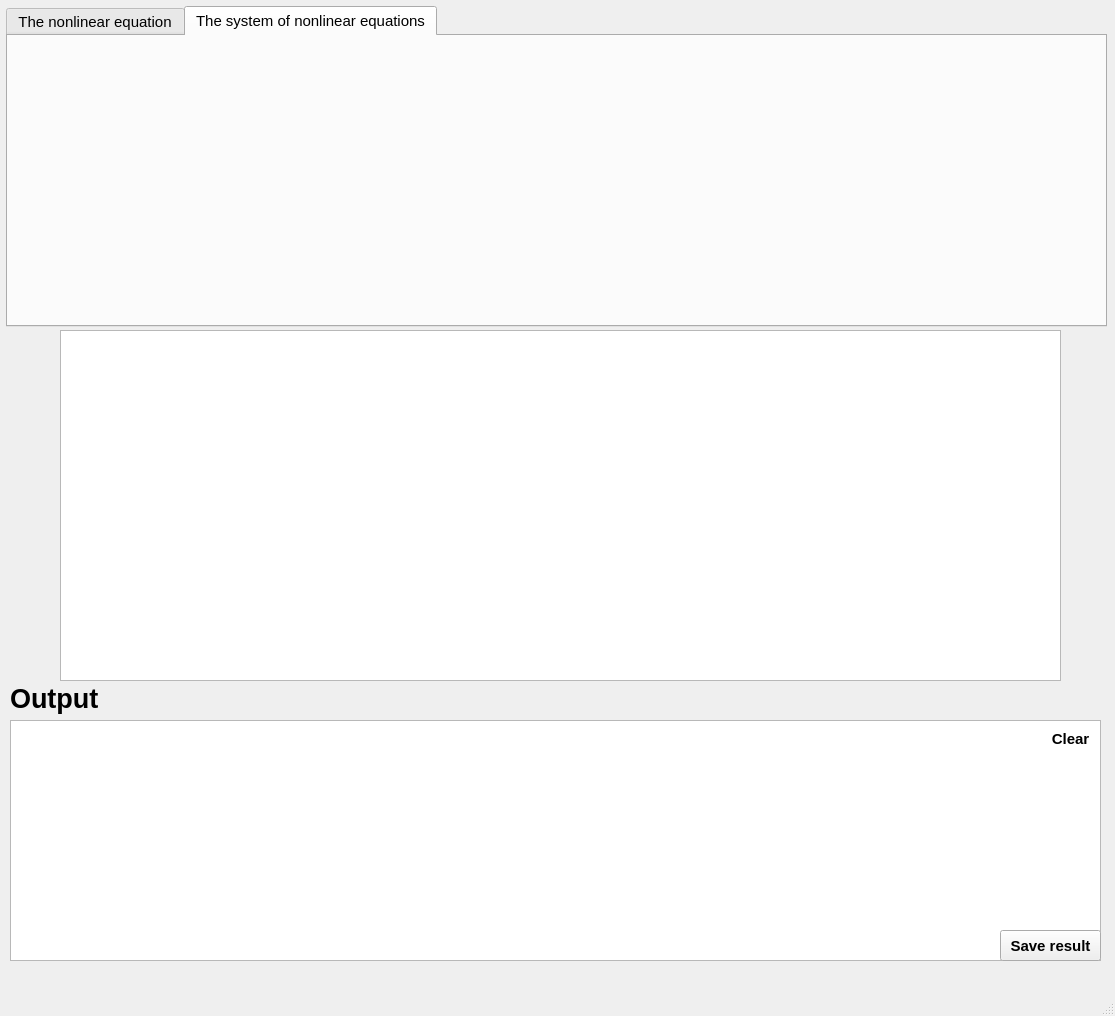
First picture: the form in MainWindow.ui, repository kxrxh/CM-Lab2, before the edit.
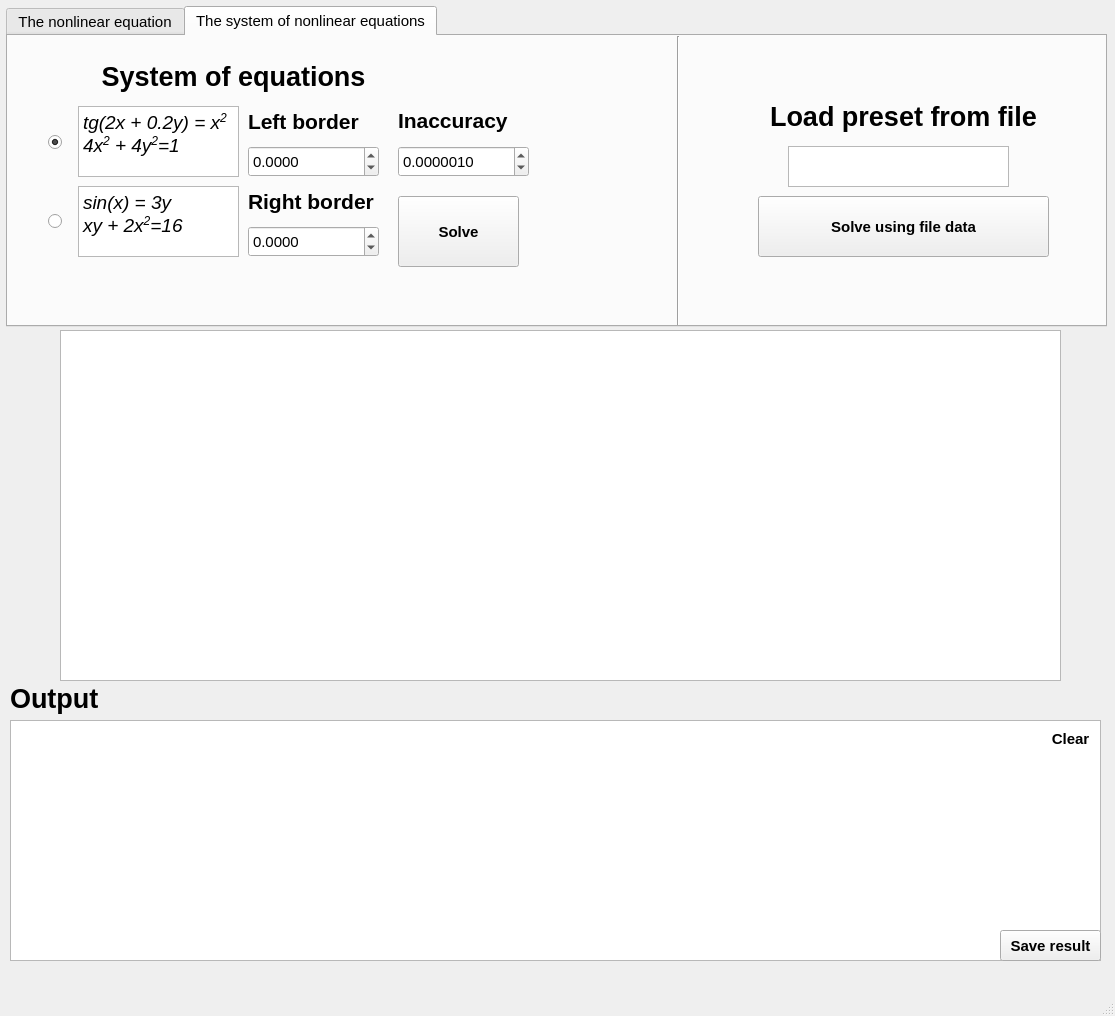
Second picture: the form after the edit. The open tabs and pages were chosen to show the change. Icons and pictures are not drawn. Custom widgets are drawn as their Qt base class.

Diff of the .ui file:
```diff
--- a/MainWindow.ui
+++ b/MainWindow.ui
@@ -505,6 +505,395 @@
      <attribute name="title">
       <string>The system of nonlinear equations</string>
      </attribute>
+     <widget class="QLabel" name="Functionlabel_8">
+      <property name="geometry">
+       <rect>
+        <x>70</x>
+        <y>20</y>
+        <width>311</width>
+        <height>41</height>
+       </rect>
+      </property>
+      <property name="font">
+       <font>
+        <pointsize>20</pointsize>
+        <weight>75</weight>
+        <bold>true</bold>
+       </font>
+      </property>
+      <property name="text">
+       <string>System of equations</string>
+      </property>
+      <property name="alignment">
+       <set>Qt::AlignCenter</set>
+      </property>
+      <property name="buddy">
+       <cstring>func_cbox</cstring>
+      </property>
+     </widget>
+     <widget class="QRadioButton" name="syst1_rb">
+      <property name="geometry">
+       <rect>
+        <x>40</x>
+        <y>91</y>
+        <width>21</width>
+        <height>31</height>
+       </rect>
+      </property>
+      <property name="text">
+       <string/>
+      </property>
+      <property name="checked">
+       <bool>true</bool>
+      </property>
+     </widget>
+     <widget class="QRadioButton" name="syst2_rb">
+      <property name="geometry">
+       <rect>
+        <x>40</x>
+        <y>170</y>
+        <width>21</width>
+        <height>31</height>
+       </rect>
+      </property>
+      <property name="text">
+       <string/>
+      </property>
+     </widget>
+     <widget class="QTextBrowser" name="text_eq1">
+      <property name="geometry">
+       <rect>
+        <x>70</x>
+        <y>70</y>
+        <width>161</width>
+        <height>71</height>
+       </rect>
+      </property>
+      <property name="font">
+       <font>
+        <pointsize>12</pointsize>
+       </font>
+      </property>
+      <property name="autoFillBackground">
+       <bool>true</bool>
+      </property>
+      <property name="verticalScrollBarPolicy">
+       <enum>Qt::ScrollBarAlwaysOff</enum>
+      </property>
+      <property name="horizontalScrollBarPolicy">
+       <enum>Qt::ScrollBarAlwaysOff</enum>
+      </property>
+      <property name="html">
+       <string>&lt;!DOCTYPE HTML PUBLIC &quot;-//W3C//DTD HTML 4.0//EN&quot; &quot;http://www.w3.org/TR/REC-html40/strict.dtd&quot;&gt;
+&lt;html&gt;&lt;head&gt;&lt;meta name=&quot;qrichtext&quot; content=&quot;1&quot; /&gt;&lt;style type=&quot;text/css&quot;&gt;
+p, li { white-space: pre-wrap; }
+&lt;/style&gt;&lt;/head&gt;&lt;body style=&quot; font-family:'Noto Sans'; font-size:12pt; font-weight:400; font-style:normal;&quot;&gt;
+&lt;p style=&quot; margin-top:0px; margin-bottom:0px; margin-left:0px; margin-right:0px; -qt-block-indent:0; text-indent:0px;&quot;&gt;&lt;span style=&quot; font-size:14pt; font-style:italic;&quot;&gt;tg(2x + 0.2y) = x&lt;/span&gt;&lt;span style=&quot; font-size:14pt; font-style:italic; vertical-align:super;&quot;&gt;2&lt;/span&gt;&lt;/p&gt;
+&lt;p style=&quot; margin-top:0px; margin-bottom:0px; margin-left:0px; margin-right:0px; -qt-block-indent:0; text-indent:0px;&quot;&gt;&lt;span style=&quot; font-size:14pt; font-style:italic;&quot;&gt;4x&lt;/span&gt;&lt;span style=&quot; font-size:14pt; font-style:italic; vertical-align:super;&quot;&gt;2&lt;/span&gt;&lt;span style=&quot; font-size:14pt; font-style:italic;&quot;&gt; + 4y&lt;/span&gt;&lt;span style=&quot; font-size:14pt; font-style:italic; vertical-align:super;&quot;&gt;2&lt;/span&gt;&lt;span style=&quot; font-size:14pt; font-style:italic;&quot;&gt;=1&lt;/span&gt;&lt;/p&gt;&lt;/body&gt;&lt;/html&gt;</string>
+      </property>
+     </widget>
+     <widget class="QTextBrowser" name="text_eq2">
+      <property name="geometry">
+       <rect>
+        <x>70</x>
+        <y>150</y>
+        <width>161</width>
+        <height>71</height>
+       </rect>
+      </property>
+      <property name="font">
+       <font>
+        <pointsize>12</pointsize>
+       </font>
+      </property>
+      <property name="autoFillBackground">
+       <bool>true</bool>
+      </property>
+      <property name="verticalScrollBarPolicy">
+       <enum>Qt::ScrollBarAlwaysOff</enum>
+      </property>
+      <property name="horizontalScrollBarPolicy">
+       <enum>Qt::ScrollBarAlwaysOff</enum>
+      </property>
+      <property name="html">
+       <string>&lt;!DOCTYPE HTML PUBLIC &quot;-//W3C//DTD HTML 4.0//EN&quot; &quot;http://www.w3.org/TR/REC-html40/strict.dtd&quot;&gt;
+&lt;html&gt;&lt;head&gt;&lt;meta name=&quot;qrichtext&quot; content=&quot;1&quot; /&gt;&lt;style type=&quot;text/css&quot;&gt;
+p, li { white-space: pre-wrap; }
+&lt;/style&gt;&lt;/head&gt;&lt;body style=&quot; font-family:'Noto Sans'; font-size:12pt; font-weight:400; font-style:normal;&quot;&gt;
+&lt;p style=&quot; margin-top:0px; margin-bottom:0px; margin-left:0px; margin-right:0px; -qt-block-indent:0; text-indent:0px;&quot;&gt;&lt;span style=&quot; font-size:14pt; font-style:italic;&quot;&gt;sin(x) = 3y&lt;/span&gt;&lt;/p&gt;
+&lt;p style=&quot; margin-top:0px; margin-bottom:0px; margin-left:0px; margin-right:0px; -qt-block-indent:0; text-indent:0px;&quot;&gt;&lt;span style=&quot; font-size:14pt; font-style:italic;&quot;&gt;xy + 2x&lt;/span&gt;&lt;span style=&quot; font-size:14pt; font-style:italic; vertical-align:super;&quot;&gt;2&lt;/span&gt;&lt;span style=&quot; font-size:14pt; font-style:italic;&quot;&gt;=16&lt;/span&gt;&lt;/p&gt;&lt;/body&gt;&lt;/html&gt;</string>
+      </property>
+     </widget>
+     <widget class="QTextEdit" name="textEdit_sys">
+      <property name="geometry">
+       <rect>
+        <x>780</x>
+        <y>110</y>
+        <width>221</width>
+        <height>41</height>
+       </rect>
+      </property>
+      <property name="font">
+       <font>
+        <pointsize>9</pointsize>
+       </font>
+      </property>
+     </widget>
+     <widget class="QLabel" name="Functionlabel_16">
+      <property name="geometry">
+       <rect>
+        <x>390</x>
+        <y>70</y>
+        <width>141</width>
+        <height>29</height>
+       </rect>
+      </property>
+      <property name="font">
+       <font>
+        <pointsize>16</pointsize>
+        <weight>75</weight>
+        <bold>true</bold>
+       </font>
+      </property>
+      <property name="text">
+       <string>Inaccuracy</string>
+      </property>
+      <property name="alignment">
+       <set>Qt::AlignLeading|Qt::AlignLeft|Qt::AlignVCenter</set>
+      </property>
+      <property name="buddy">
+       <cstring>inacc_spinbox</cstring>
+      </property>
+     </widget>
+     <widget class="QLabel" name="Functionlabel_17">
+      <property name="geometry">
+       <rect>
+        <x>240</x>
+        <y>150</y>
+        <width>141</width>
+        <height>31</height>
+       </rect>
+      </property>
+      <property name="font">
+       <font>
+        <pointsize>16</pointsize>
+        <weight>75</weight>
+        <bold>true</bold>
+       </font>
+      </property>
+      <property name="text">
+       <string>Right border</string>
+      </property>
+      <property name="alignment">
+       <set>Qt::AlignLeading|Qt::AlignLeft|Qt::AlignVCenter</set>
+      </property>
+      <property name="buddy">
+       <cstring>right_border_spinbox</cstring>
+      </property>
+     </widget>
+     <widget class="QDoubleSpinBox" name="left_border_spinbox_sys">
+      <property name="geometry">
+       <rect>
+        <x>240</x>
+        <y>110</y>
+        <width>131</width>
+        <height>31</height>
+       </rect>
+      </property>
+      <property name="decimals">
+       <number>4</number>
+      </property>
+      <property name="minimum">
+       <double>-100000000000000.000000000000000</double>
+      </property>
+      <property name="maximum">
+       <double>1000000000000000.000000000000000</double>
+      </property>
+      <property name="singleStep">
+       <double>0.100000000000000</double>
+      </property>
+     </widget>
+     <widget class="QLabel" name="Functionlabel_18">
+      <property name="geometry">
+       <rect>
+        <x>740</x>
+        <y>60</y>
+        <width>311</width>
+        <height>41</height>
+       </rect>
+      </property>
+      <property name="font">
+       <font>
+        <pointsize>20</pointsize>
+        <weight>75</weight>
+        <bold>true</bold>
+       </font>
+      </property>
+      <property name="text">
+       <string>Load preset from file</string>
+      </property>
+      <property name="alignment">
+       <set>Qt::AlignCenter</set>
+      </property>
+      <property name="buddy">
+       <cstring>textEdit</cstring>
+      </property>
+     </widget>
+     <widget class="QPushButton" name="solve_button_3">
+      <property name="geometry">
+       <rect>
+        <x>390</x>
+        <y>160</y>
+        <width>121</width>
+        <height>71</height>
+       </rect>
+      </property>
+      <property name="font">
+       <font>
+        <pointsize>11</pointsize>
+        <weight>75</weight>
+        <bold>true</bold>
+       </font>
+      </property>
+      <property name="text">
+       <string>Solve</string>
+      </property>
+     </widget>
+     <widget class="QDoubleSpinBox" name="right_border_spinbox_sys">
+      <property name="geometry">
+       <rect>
+        <x>240</x>
+        <y>190</y>
+        <width>131</width>
+        <height>31</height>
+       </rect>
+      </property>
+      <property name="decimals">
+       <number>4</number>
+      </property>
+      <property name="minimum">
+       <double>-100000000000000.000000000000000</double>
+      </property>
+      <property name="maximum">
+       <double>100000000000000.000000000000000</double>
+      </property>
+      <property name="singleStep">
+       <double>0.100000000000000</double>
+      </property>
+     </widget>
+     <widget class="QPushButton" name="search_button_sys">
+      <property name="geometry">
+       <rect>
+        <x>1000</x>
+        <y>110</y>
+        <width>41</width>
+        <height>41</height>
+       </rect>
+      </property>
+      <property name="text">
+       <string/>
+      </property>
+      <property name="icon">
+       <iconset resource="resources.qrc">
+        <normaloff>:/assets/search.png</normaloff>:/assets/search.png</iconset>
+      </property>
+      <property name="iconSize">
+       <size>
+        <width>24</width>
+        <height>24</height>
+       </size>
+      </property>
+      <property name="flat">
+       <bool>true</bool>
+      </property>
+     </widget>
+     <widget class="QPushButton" name="file_solve_button_sys">
+      <property name="geometry">
+       <rect>
+        <x>750</x>
+        <y>160</y>
+        <width>291</width>
+        <height>61</height>
+       </rect>
+      </property>
+      <property name="font">
+       <font>
+        <pointsize>11</pointsize>
+        <weight>75</weight>
+        <bold>true</bold>
+       </font>
+      </property>
+      <property name="text">
+       <string>Solve using file data</string>
+      </property>
+     </widget>
+     <widget class="QLabel" name="Functionlabel_19">
+      <property name="geometry">
+       <rect>
+        <x>240</x>
+        <y>70</y>
+        <width>131</width>
+        <height>31</height>
+       </rect>
+      </property>
+      <property name="font">
+       <font>
+        <pointsize>16</pointsize>
+        <weight>75</weight>
+        <bold>true</bold>
+       </font>
+      </property>
+      <property name="text">
+       <string>Left border</string>
+      </property>
+      <property name="alignment">
+       <set>Qt::AlignLeading|Qt::AlignLeft|Qt::AlignVCenter</set>
+      </property>
+      <property name="buddy">
+       <cstring>left_border_spinbox</cstring>
+      </property>
+     </widget>
+     <widget class="QDoubleSpinBox" name="inacc_spinbox_sys">
+      <property name="geometry">
+       <rect>
+        <x>390</x>
+        <y>110</y>
+        <width>131</width>
+        <height>31</height>
+       </rect>
+      </property>
+      <property name="accelerated">
+       <bool>false</bool>
+      </property>
+      <property name="decimals">
+       <number>7</number>
+      </property>
+      <property name="minimum">
+       <double>0.000000000000000</double>
+      </property>
+      <property name="maximum">
+       <double>1.000000000000000</double>
+      </property>
+      <property name="singleStep">
+       <double>0.000001000000000</double>
+      </property>
+      <property name="value">
+       <double>0.000001000000000</double>
+      </property>
+     </widget>
+     <widget class="Line" name="line_3">
+      <property name="geometry">
+       <rect>
+        <x>660</x>
+        <y>0</y>
+        <width>20</width>
+        <height>291</height>
+       </rect>
+      </property>
+      <property name="orientation">
+       <enum>Qt::Vertical</enum>
+      </property>
+     </widget>
     </widget>
    </widget>
    <widget class="QTextBrowser" name="text_output">
```
Left out of the diff: 4 changed lines with no effect on the pictures.
